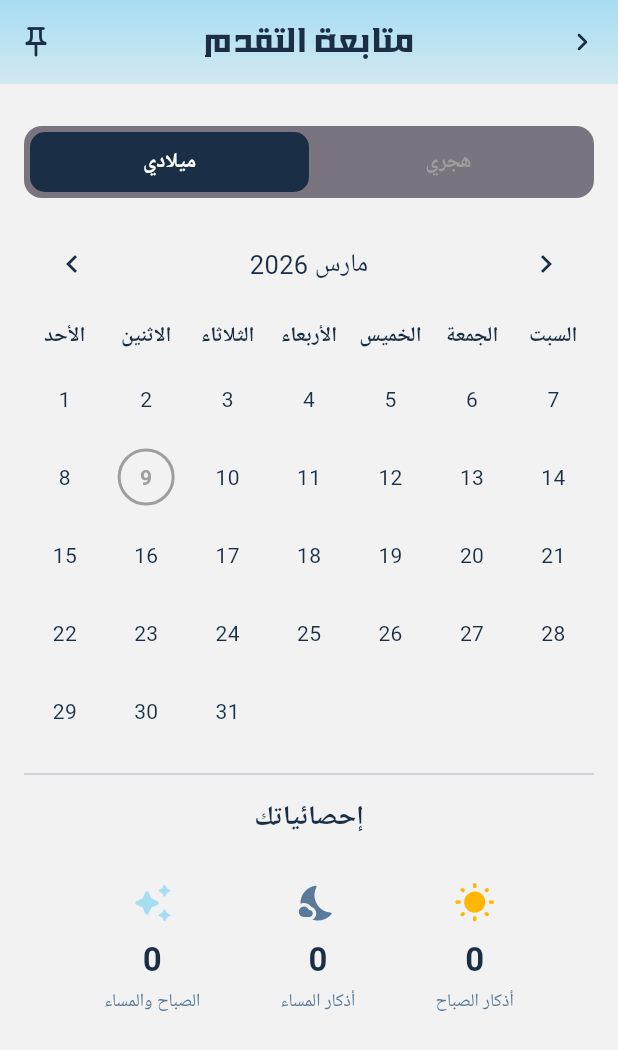
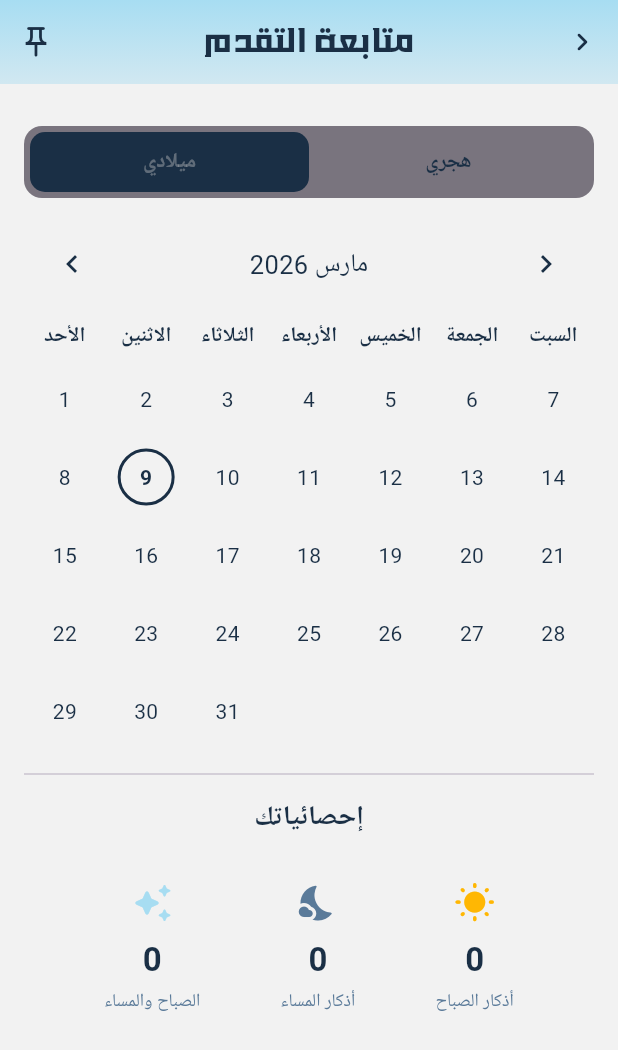
Before and after one commit to alaaels1/azkari_app, a Flutter app: the ProgressScreen screen opened directly, on a phone screen of 412 x 824 dp. Shown: the top 1050 px of the screen. Run offline on Flutter 3.47's test engine with Material 3 defaults, Android fonts, the phone set to English and light mode, and no system bars; drawn by our look-alikes of table_calendar; our stand-ins replace animated_splash_screen, flutter_bloc, google_fonts, hive, hive_flutter; missing offline and left inert: bitsdojo_window, colorful_iconify_flutter, hijri_date, iconify_flutter, launch_at_startup, window_manager; accounts and stored records are empty; statements that could not run were skipped.

Commit message:
feat: enhance DayCell widget with Hijri calendar support and dynamic day display

```diff
--- a/lib/features/settings/calendar/widgets/calendar_type_selector.dart
+++ b/lib/features/settings/calendar/widgets/calendar_type_selector.dart
@@ -1,4 +1,3 @@
-import 'package:flutter/cupertino.dart';
 import 'package:flutter/material.dart';
 
 enum CalendarType { gregorian, hijri }
@@ -57,7 +56,7 @@ class CalenderTypeSelector extends StatelessWidget {
             textAlign: TextAlign.center,
             style: TextStyle(
               fontWeight: FontWeight.bold,
-              color: isSelected ? Colors.white : Colors.grey,
+              color: isSelected ?Theme.of(context).splashColor : Theme.of(context).primaryColor,
             ),
           ),
         ),
--- a/lib/features/settings/calendar/widgets/day_cell.dart
+++ b/lib/features/settings/calendar/widgets/day_cell.dart
@@ -1,5 +1,7 @@
 import 'package:flutter/material.dart';
 import '../half_circle_indicator.dart';
+import 'hijri_helper.dart';
+import 'calendar_type_selector.dart';
 
 class DayCell extends StatelessWidget {
   final DateTime day;
@@ -8,6 +10,8 @@ class DayCell extends StatelessWidget {
   final bool isToday;
   final bool isSelected;
   final bool isOutside;
+  final CalendarType calendarType;
+  final int hijriOffset;
 
   const DayCell({
     super.key,
@@ -17,59 +21,57 @@ class DayCell extends StatelessWidget {
     this.isToday = false,
     this.isSelected = false,
     this.isOutside = false,
+    this.calendarType = CalendarType.gregorian,
+    this.hijriOffset = 0,
   });
 
   @override
   Widget build(BuildContext context) {
+    String dayText = calendarType == CalendarType.hijri
+        ? HijriHelper.getHijriDay(day, offset: hijriOffset)
+        : day.day.toString();
+
     return Stack(
       alignment: Alignment.center,
       children: [
-
         if (morning)
           CustomPaint(
             size: const Size(38, 38),
-            painter: HalfCirclePainter(
-              color: Colors.amber,
-              isLeft: false,
-            ),
+            painter: HalfCirclePainter(color: Colors.amber, isLeft: false),
           ),
-
         if (evening)
           CustomPaint(
             size: const Size(38, 38),
-            painter: HalfCirclePainter(
-              color: Colors.blue,
-              isLeft: true,
-            ),
+            painter: HalfCirclePainter(color: Colors.blue, isLeft: true),
           ),
-
         if (isToday)
           Container(
             width: 38,
             height: 38,
             decoration: BoxDecoration(
               shape: BoxShape.circle,
-              border: Border.all(color: Colors.grey, width: 2),
+              border: Border.all(
+                color: Theme.of(context).primaryColor,
+                width: 2,
+              ),
             ),
           ),
-
         if (isSelected && !isToday)
           Container(
             width: 38,
             height: 38,
             decoration: BoxDecoration(
               shape: BoxShape.circle,
-              border: Border.all(color: Colors.purple, width: 2),
+              border: Border.all(color: Theme.of(context).hintColor, width: 2),
             ),
           ),
-
         Text(
-          '${day.day}',
+          dayText,
           style: TextStyle(
             color: isOutside
-                ? Colors.grey[400]
+                ? Colors.white
                 : isToday
-                ? Colors.grey
+                ? Theme.of(context).primaryColor
                 : null,
             fontWeight: isToday || morning || evening
                 ? FontWeight.bold
```
